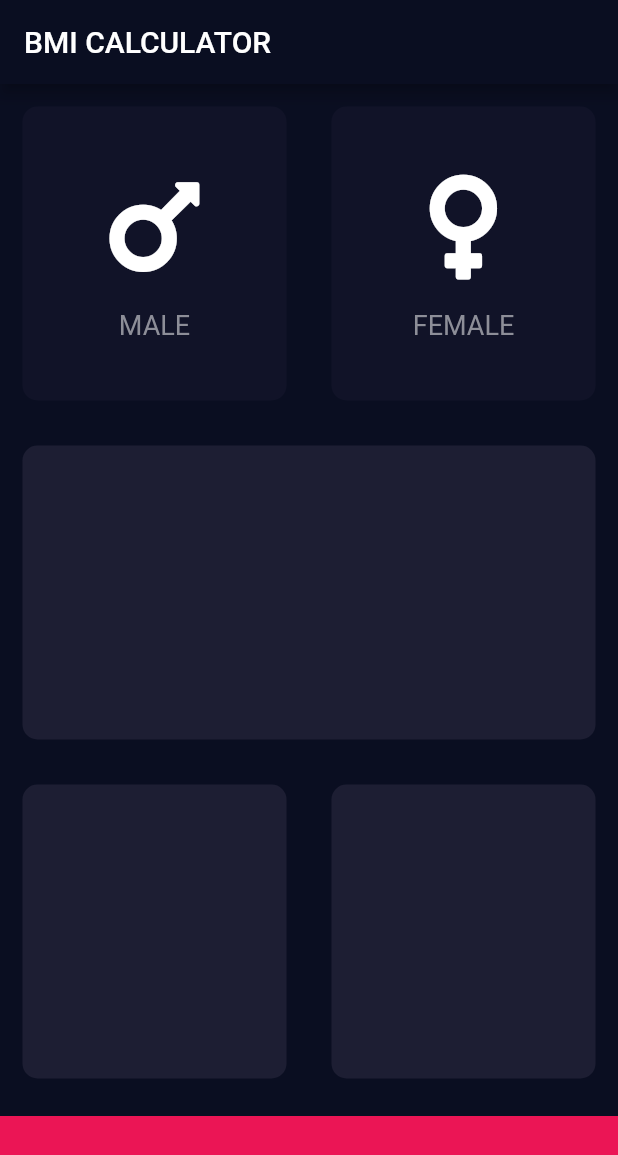
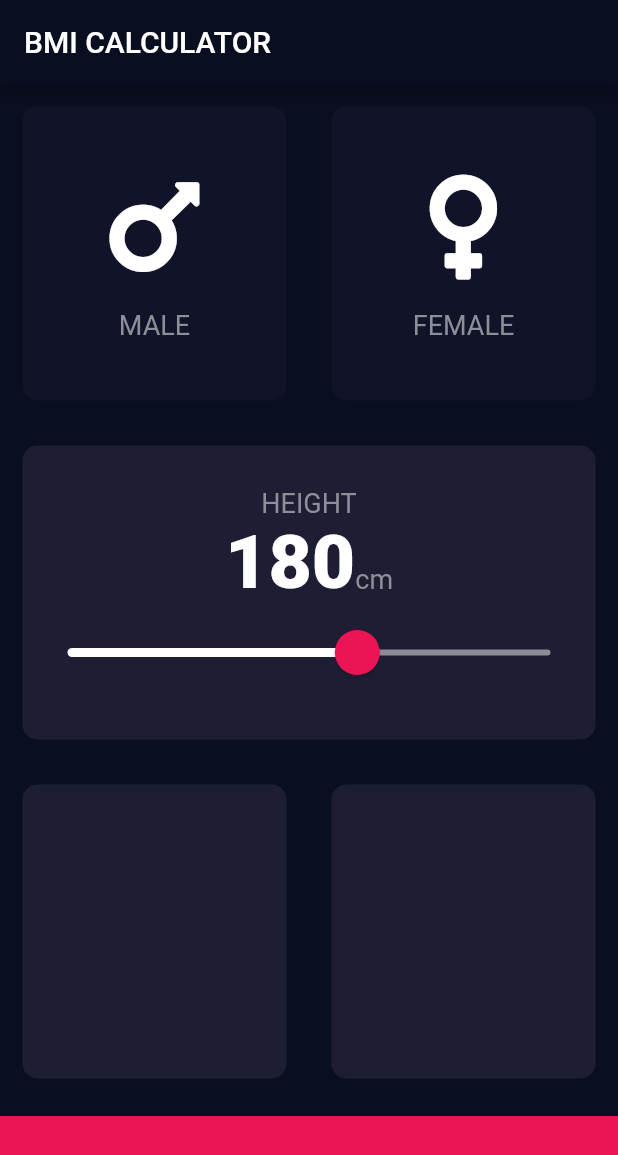
Before and after one commit to itsmordecai/bmi-calculator, a Flutter app: the screen it shows after launch, on a phone screen of 412 x 824 dp. Shown: the top 1155 px of the screen. Run offline on Flutter 3.47's test engine with Material 2 defaults, Android fonts, the phone set to English and light mode, and no system bars; our stand-ins replace font_awesome_flutter.

Commit message:
update: ui changes

```diff
--- a/lib/icon_content.dart
+++ b/lib/icon_content.dart
@@ -1,9 +1,5 @@
 import 'package:flutter/material.dart';
-
-const labelTextStyle = TextStyle(
-  fontSize: 18.0,
-  color: Color(0xFF8D8E98),
-);
+import 'constants.dart';
 
 class IconContent extends StatelessWidget {
   IconContent({this.icon, this.label});
@@ -25,7 +21,7 @@ class IconContent extends StatelessWidget {
         ),
         Text(
           label,
-          style: labelTextStyle,
+          style: kLabelTextStyle,
         ),
       ],
     );
--- a/lib/input_page.dart
+++ b/lib/input_page.dart
@@ -2,11 +2,7 @@ import 'package:flutter/material.dart';
 import 'package:font_awesome_flutter/font_awesome_flutter.dart';
 import 'icon_content.dart';
 import 'reusable_card.dart';
-
-const bottomContainerHeight = 80.0;
-const activeCardColour = Color(0xFF1D1E33);
-const inactiveCardColour = Color(0xFF111328);
-const bottomContainerColour = Color(0xFFEB1555);
+import 'constants.dart';
 
 enum Gender {
   male,
@@ -20,6 +16,7 @@ class InputPage extends StatefulWidget {
 
 class _InputPageState extends State<InputPage> {
   Gender selectedGender;
+  int height = 180;
 
   @override
   Widget build(BuildContext context) {
@@ -28,6 +25,7 @@ class _InputPageState extends State<InputPage> {
         title: Text('BMI CALCULATOR'),
       ),
       body: Column(
+        crossAxisAlignment: CrossAxisAlignment.stretch,
         children: <Widget>[
           Expanded(
             child: Row(
@@ -40,8 +38,8 @@ class _InputPageState extends State<InputPage> {
                       });
                     },
                     colour: selectedGender == Gender.male
-                        ? activeCardColour
-                        : inactiveCardColour,
+                        ? kActiveCardColour
+                        : kInactiveCardColour,
                     cardChild: IconContent(
                       icon: FontAwesomeIcons.mars,
                       label: 'MALE',
@@ -56,8 +54,8 @@ class _InputPageState extends State<InputPage> {
                       });
                     },
                     colour: selectedGender == Gender.female
-                        ? activeCardColour
-                        : inactiveCardColour,
+                        ? kActiveCardColour
+                        : kInactiveCardColour,
                     cardChild: IconContent(
                       icon: FontAwesomeIcons.venus,
                       label: 'FEMALE',
@@ -72,7 +70,53 @@ class _InputPageState extends State<InputPage> {
               children: <Widget>[
                 Expanded(
                   child: ReusableCard(
-                    colour: activeCardColour,
+                    colour: kActiveCardColour,
+                    cardChild: Column(
+                      mainAxisAlignment: MainAxisAlignment.center,
+                      children: <Widget>[
+                        Text(
+                          'HEIGHT',
+                          style: kLabelTextStyle,
+                        ),
+                        Row(
+                          mainAxisAlignment: MainAxisAlignment.center,
+                          crossAxisAlignment: CrossAxisAlignment.baseline,
+                          textBaseline: TextBaseline.alphabetic,
+                          children: <Widget>[
+                            Text(
+                              height.toString(),
+                              style: kNumberTextStyle,
+                            ),
+                            Text(
+                              'cm',
+                              style: kLabelTextStyle,
+                            ),
+                          ],
+                        ),
+                        SliderTheme(
+                          data: SliderTheme.of(context).copyWith(
+                            activeTrackColor: Colors.white,
+                            inactiveTrackColor: Color(0xFF8B8E98),
+                            thumbColor: Color(0xFFEB1555),
+                            overlayColor: Color(0x29EB1555),
+                            thumbShape:
+                                RoundSliderThumbShape(enabledThumbRadius: 15.0),
+                            overlayShape:
+                                RoundSliderOverlayShape(overlayRadius: 30.0),
+                          ),
+                          child: Slider(
+                            value: height.toDouble(),
+                            min: kMinHeight,
+                            max: kMaxHeight,
+                            onChanged: (double newValue) {
+                              setState(() {
+                                height = newValue.round();
+                              });
+                            },
+                          ),
+                        ),
+                      ],
+                    ),
                   ),
                 ),
               ],
@@ -83,22 +127,22 @@ class _InputPageState extends State<InputPage> {
               children: <Widget>[
                 Expanded(
                   child: ReusableCard(
-                    colour: activeCardColour,
+                    colour: kActiveCardColour,
                   ),
                 ),
                 Expanded(
                   child: ReusableCard(
-                    colour: activeCardColour,
+                    colour: kActiveCardColour,
                   ),
                 ),
               ],
             ),
           ),
           Container(
-            color: bottomContainerColour,
+            color: kBottomContainerColour,
             margin: EdgeInsets.only(top: 10.0),
             width: double.infinity,
-            height: bottomContainerHeight,
+            height: kBottomContainerHeight,
           ),
         ],
       ),
```
